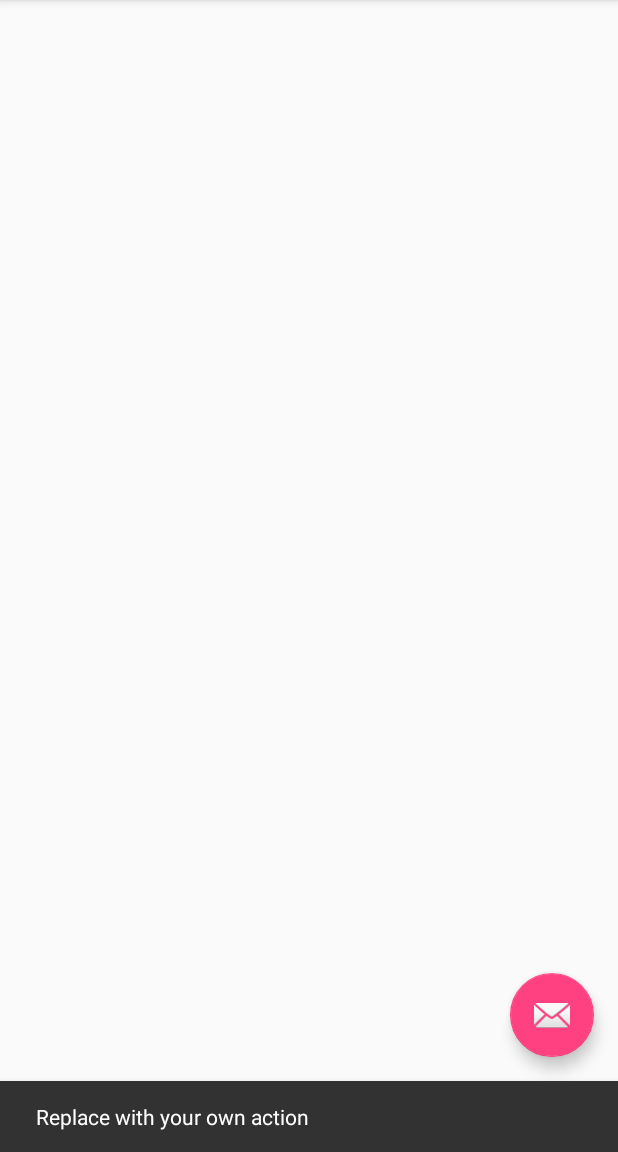
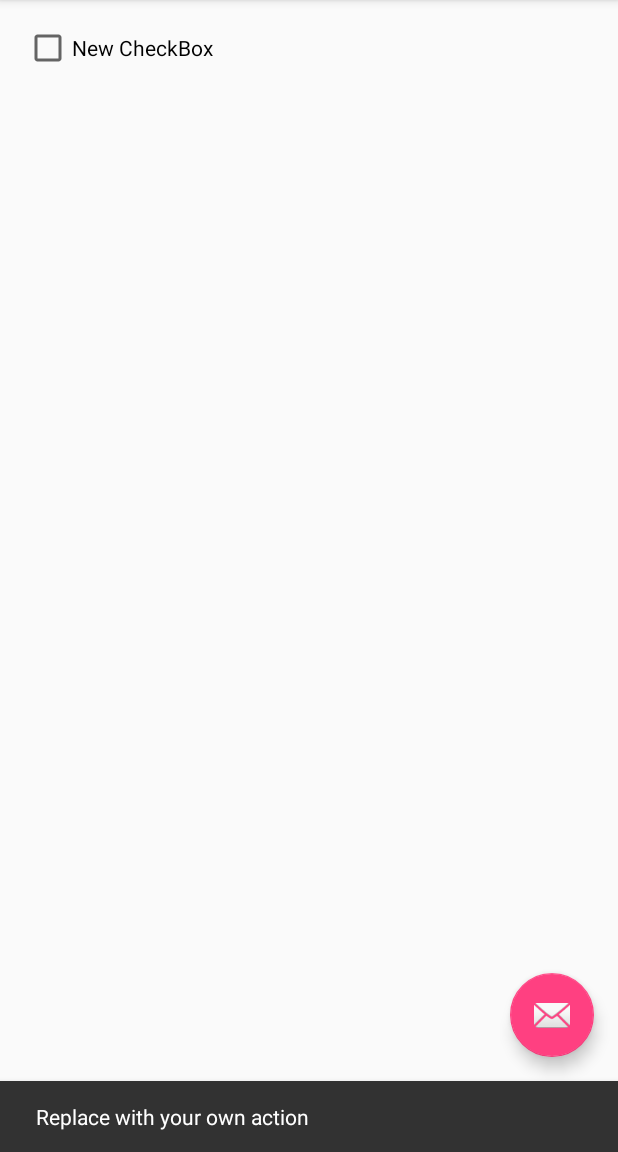
Before and after one commit to Non-GMO/Non-GMO-App, an Android app: the screen it shows after launch (MainActivity), after a tap on an icon or button, on a phone screen of 412 x 824 dp, the part 84-1236 px from its top. Run offline under Robolectric (Android 15) with nearby library versions, the phone set to English and light mode, and no system bars.

Commit message:
added checkbox (test)

```diff
--- a/app/src/main/res/layout/content_main.xml
+++ b/app/src/main/res/layout/content_main.xml
@@ -10,4 +10,14 @@
     tools:showIn="@layout/activity_main" tools:context=".MainActivity">
 
 
+    <CheckBox
+        android:layout_width="wrap_content"
+        android:layout_height="wrap_content"
+        android:text="New CheckBox"
+        android:id="@+id/checkBox"
+        android:layout_alignParentLeft="true"
+        android:layout_alignParentStart="true"
+        android:layout_alignParentTop="true"
+        android:layout_alignParentRight="true"
+        android:layout_alignParentEnd="true" />
 </RelativeLayout>
```
Also changed, not shown: 4 other files.
